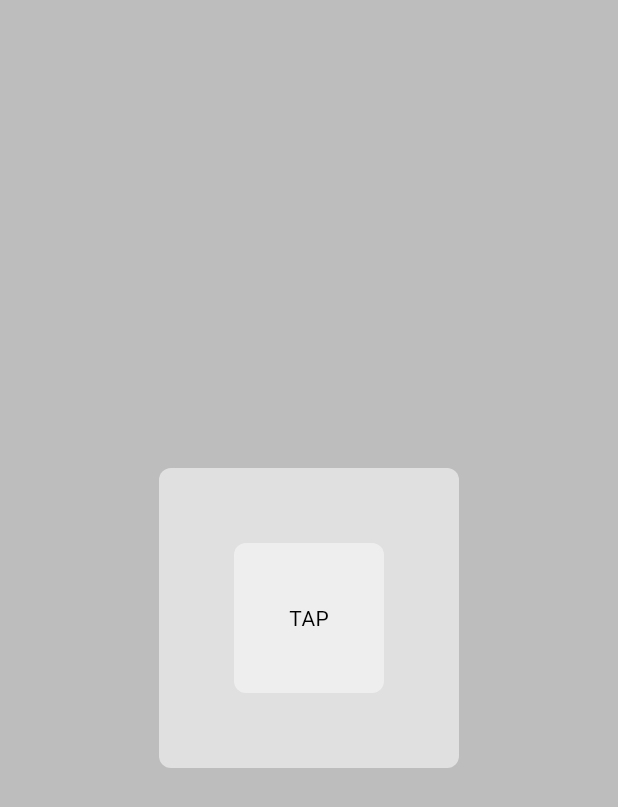
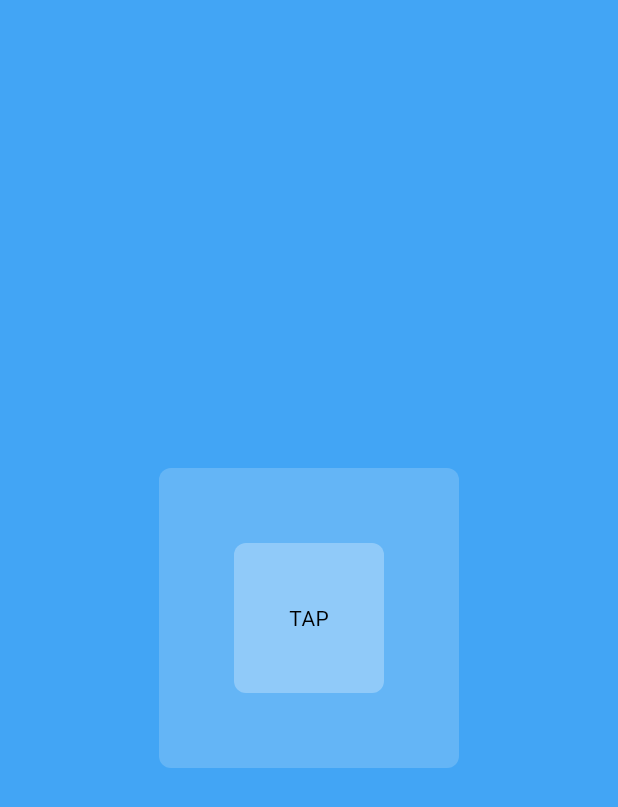
Before and after one commit to Malshehrim/theme_app, a Flutter app: the screen it shows after launch, on a phone screen of 412 x 824 dp. Shown: the top 807 px of the screen. Run offline on Flutter 3.47's test engine with Material 3 defaults, Android fonts, the phone set to English and light mode, and no system bars.

Commit message:
edit pubspecyaml and change theme color

```diff
--- a/lib/screens/home_screen.dart
+++ b/lib/screens/home_screen.dart
@@ -18,6 +18,8 @@ class HomeScreen extends StatelessWidget {
             // the small recrangle with the Text
             color: Theme.of(context).colorScheme.secondary,
             onTap: () {
+              // you must to make listen false to prevent the widget
+              // rebuild when the provider changes and returen to light mode.
               Provider.of<ThemeProvider>(context, listen: false).toggledTheme();
             },
           ),
--- a/lib/theme/theme.dart
+++ b/lib/theme/theme.dart
@@ -3,9 +3,9 @@ import 'package:flutter/material.dart';
 final lightMode = ThemeData(
   brightness: Brightness.light,
   colorScheme: ColorScheme.light(
-    surface: Colors.grey.shade400,
-    primary: Colors.grey.shade300,
-    secondary: Colors.grey.shade200,
+    surface: Colors.blue.shade400,
+    primary: Colors.blue.shade300,
+    secondary: Colors.blue.shade200,
     // inversePrimary: Colors.black,
   ),
 );
@@ -13,8 +13,8 @@ final lightMode = ThemeData(
 final darkMode = ThemeData(
   brightness: Brightness.dark,
   colorScheme: ColorScheme.dark(
-    surface: Colors.grey.shade900,
-    primary: Colors.grey.shade800,
-    secondary: Colors.grey.shade600,
+    surface: Colors.blue.shade900,
+    primary: Colors.blue.shade800,
+    secondary: Colors.blue.shade600,
   ),
 );
--- a/pubspec.yaml
+++ b/pubspec.yaml
@@ -17,7 +17,7 @@ dev_dependencies:
   flutter_test:
     sdk: flutter
 
-  about deactivating specific lint
+
 
   flutter_lints: ^3.0.0
 
```
Also changed, not shown: lib/main.dart (+3 -42 lines).
